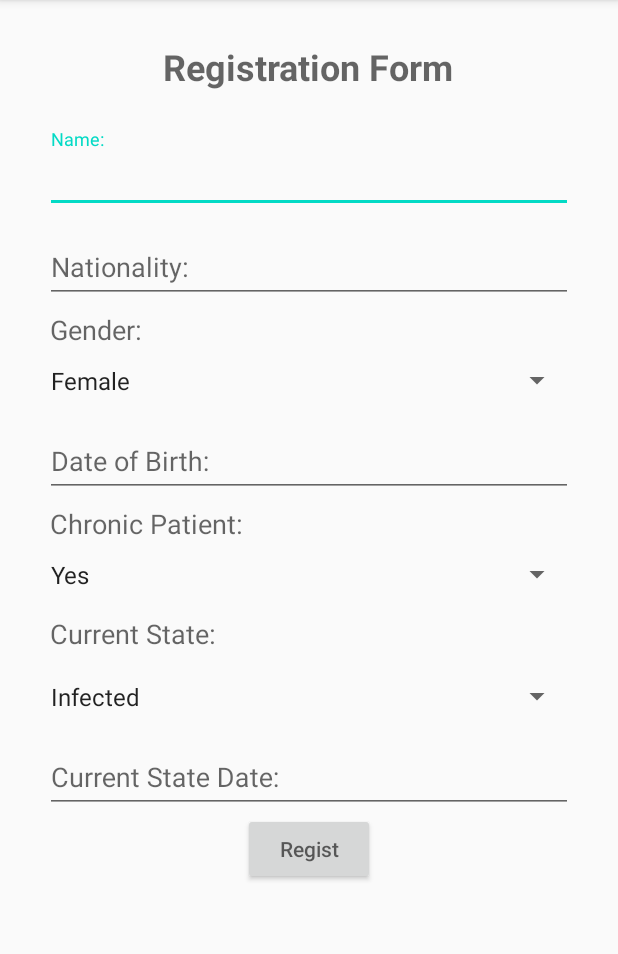
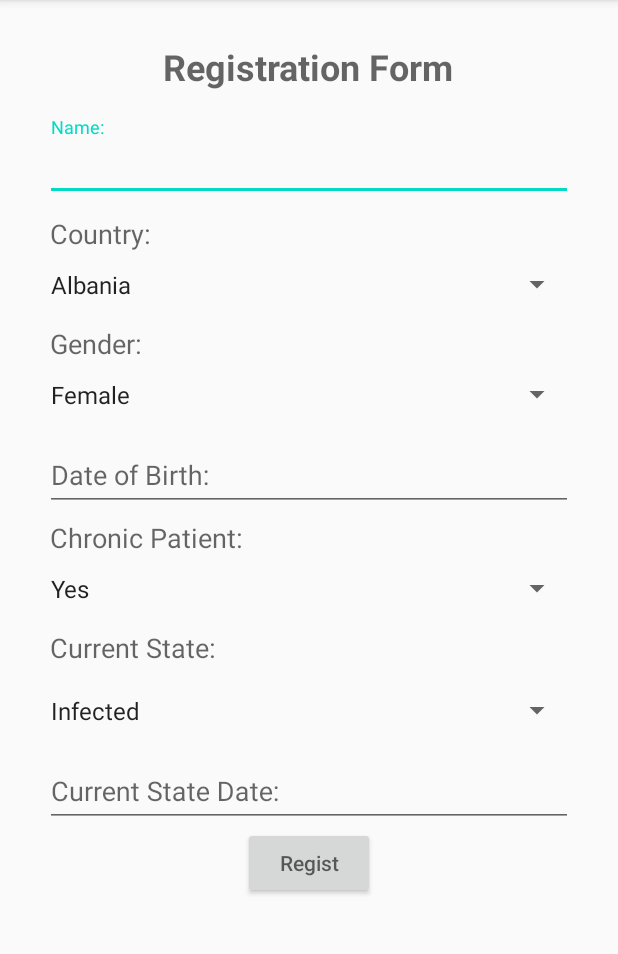
Before and after one commit to BadGomez/Projeto_Final, an Android app: the DisplayCreate screen opened directly, with no data from a screen before it, on a phone screen of 412 x 824 dp, the part 84-1038 px from its top. Run offline under Robolectric (Android 15) with nearby library versions, the phone set to English and light mode, and no system bars.

Commit message:
DropDown Países;

```diff
--- a/app/src/main/java/com/example/projeto_final/DisplayCreate.java
+++ b/app/src/main/java/com/example/projeto_final/DisplayCreate.java
@@ -22,6 +22,7 @@ public class DisplayCreate extends AppCompatActivity {
         Intent intentcriar = getIntent();
 
      // ---------- Spinner de seleção do Género -----------   https://www.youtube.com/watch?v=4xKsWNmULr0
+
         Spinner dropdowngenero;
         dropdowngenero = (Spinner) findViewById(R.id.spinnerGenero);
 
@@ -47,6 +48,7 @@ public class DisplayCreate extends AppCompatActivity {
      //------------------------------------------------------------
 
      // ---------- Spinner de seleção de Doença Crónica -----------
+
         Spinner dropdownDoencaCronica;
         dropdownDoencaCronica = (Spinner) findViewById(R.id.spinnerDoencaCronica);
 
@@ -70,6 +72,7 @@ public class DisplayCreate extends AppCompatActivity {
             }
         });
      //------------------------------------------------------------
+
      // ---------- Spinner de seleção do Estado Atual -------------
 
         Spinner dropdownEstadoAtual;
@@ -97,5 +100,75 @@ public class DisplayCreate extends AppCompatActivity {
             }
         });
      //------------------------------------------------------------
+     // ---------- Spinner de seleção do País ---------------------
+
+        Spinner dropdownPaises;
+        dropdownPaises = (Spinner) findViewById(R.id.spinnerPaises);
+
+        final List<String> Paises = new ArrayList<>();
+        Paises.add(getString(R.string.País_Albânia));
+        Paises.add(getString(R.string.País_Alemanha));
+        Paises.add(getString(R.string.País_Andorra));
+        Paises.add(getString(R.string.País_Armênia));
+        Paises.add(getString(R.string.País_Áustria));
+        Paises.add(getString(R.string.País_Azerbaijão));
+        Paises.add(getString(R.string.País_Bélgica));
+        Paises.add(getString(R.string.País_Bielorrússia));
+        Paises.add(getString(R.string.País_Bósnia));
+        Paises.add(getString(R.string.País_Bulgária));
+        Paises.add(getString(R.string.País_Cazaquistão));
+        Paises.add(getString(R.string.País_Chipre));
+        Paises.add(getString(R.string.País_Croácia));
+        Paises.add(getString(R.string.País_Dinamarca));
+        Paises.add(getString(R.string.País_Eslováquia));
+        Paises.add(getString(R.string.País_Eslovênia));
+        Paises.add(getString(R.string.País_Estónia));
+        Paises.add(getString(R.string.País_Finlândia));
+        Paises.add(getString(R.string.País_Espanha));
+        Paises.add(getString(R.string.País_França));
+        Paises.add(getString(R.string.País_Geórgia));
+        Paises.add(getString(R.string.País_Gibraltar));
+        Paises.add(getString(R.string.País_Grécia));
+        Paises.add(getString(R.string.País_Hungria));
+        Paises.add(getString(R.string.País_Irlanda));
+        Paises.add(getString(R.string.País_Islândia));
+        Paises.add(getString(R.string.País_Itália));
+        Paises.add(getString(R.string.País_Kosovo));
+        Paises.add(getString(R.string.País_Letônia));
+        Paises.add(getString(R.string.País_Lituânia));
+        Paises.add(getString(R.string.País_Luxemburgo));
+        Paises.add(getString(R.string.País_MacedôniaDoNorte));
+        Paises.add(getString(R.string.País_Malta));
+        Paises.add(getString(R.string.País_Moldávia));
+        Paises.add(getString(R.string.País_Noruega));
+        Paises.add(getString(R.string.País_Holanda));
+        Paises.add(getString(R.string.País_Polónia));
+        Paises.add(getString(R.string.País_Portugal));
+        Paises.add(getString(R.string.País_ReinoUnido));
+        Paises.add(getString(R.string.País_Roménia));
+        Paises.add(getString(R.string.País_Rússia));
+        Paises.add(getString(R.string.País_SanMarino));
+        Paises.add(getString(R.string.País_Sérvia));
+        Paises.add(getString(R.string.País_Suécia));
+        Paises.add(getString(R.string.País_Suiça));
+        Paises.add(getString(R.string.País_Turquia));
+        Paises.add(getString(R.string.País_Ucrânia));
+
+        ArrayAdapter <String> adapter4 = new ArrayAdapter<String>(this, android.R.layout.simple_spinner_item, Paises);
+
+        dropdownPaises.setAdapter(adapter4);
+
+        dropdownPaises.setOnItemSelectedListener(new AdapterView.OnItemSelectedListener() {
+            @Override
+            public void onItemSelected(AdapterView<?> parent, View view, int position, long id) {
+                String strPais = parent.getItemAtPosition(position).toString();
+            }
+
+            @Override
+            public void onNothingSelected(AdapterView<?> parent) {
+
+            }
+        });
+     //------------------------------------------------------------
     }
 }
--- a/app/src/main/res/layout/activity_display_create.xml
+++ b/app/src/main/res/layout/activity_display_create.xml
@@ -22,7 +22,7 @@
         android:layout_width="match_parent"
         android:layout_height="wrap_content"
         android:layout_marginLeft="30dp"
-        android:layout_marginTop="25dp"
+        android:layout_marginTop="17dp"
         android:layout_marginRight="30dp">
 
         <com.google.android.material.textfield.TextInputEditText
@@ -36,12 +36,24 @@
             android:layout_height="wrap_content"
             android:layout_marginTop="4dp">
 
-            <com.google.android.material.textfield.TextInputEditText
+            <TextView
+                android:id="@+id/textView3"
+                android:layout_width="338dp"
+                android:layout_height="wrap_content"
+                android:layout_marginLeft="3dp"
+                android:layout_marginTop="5dp"
+                android:layout_weight="1"
+                android:hint="@string/Nacionalidade"
+                android:textSize="18sp" />
+
+            <Spinner
+                android:id="@+id/spinnerPaises"
                 android:layout_width="match_parent"
-                android:layout_height="wrap_content"
-                android:hint="@string/Nacionalidade"
-                android:inputType="textCapWords"
-                android:textColorHint="#FFFFFF" />
+                android:layout_height="43dp"
+                android:layout_marginStart="-4dp"
+                android:layout_marginLeft="-4dp"
+                android:layout_weight="1"
+                android:spinnerMode="dialog" />
 
             <TextView
                 android:id="@+id/textView5"
@@ -58,11 +70,11 @@
                 android:layout_width="match_parent"
                 android:layout_height="43dp"
                 android:layout_marginStart="-4dp"
+                android:layout_marginLeft="-4dp"
                 android:layout_weight="1"
                 android:longClickable="false"
                 android:scrollbarSize="4dp"
-                android:spinnerMode="dialog"
-                android:layout_marginLeft="-4dp" />
+                android:spinnerMode="dialog" />
 
             <com.google.android.material.textfield.TextInputLayout
                 android:layout_width="match_parent"
@@ -108,11 +120,11 @@
                     android:id="@+id/spinnerEstadoAtual"
                     android:layout_width="match_parent"
                     android:layout_height="43dp"
+                    android:layout_marginStart="-4dp"
+                    android:layout_marginLeft="-4dp"
                     android:layout_marginTop="8dp"
                     android:layout_weight="1"
-                    android:layout_marginStart="-4dp"
-                    android:spinnerMode="dialog"
-                    android:layout_marginLeft="-4dp" />
+                    android:spinnerMode="dialog" />
 
                 <com.google.android.material.textfield.TextInputLayout
                     android:layout_width="match_parent"
--- a/app/src/main/res/values/strings.xml
+++ b/app/src/main/res/values/strings.xml
@@ -5,7 +5,6 @@
     <string name="Aplicacão_Nome">Covid-19 in Europe</string>
     <string name="Ficha_Inscrição">Registration Form</string>
     <string name="Nome">Name:</string>
-    <string name="Nacionalidade">Nationality:</string>
     <string name="Data_Nascimento">Date of Birth:</string>
     <string name="Estado_Atual">Current State:</string>
     <string name="Data_est_atual">Current State Date:</string>
@@ -19,5 +18,53 @@
     <string name="EstadoInfetado">Infected</string>
     <string name="EstadoRecuperado">Recovered</string>
     <string name="EstadoCritico">Critical</string>
-    <string name="EstadoObito">Death</string>
+    <string name="EstadoObito">Deceased</string>
+    <string name="Nacionalidade">Country:</string>
+    <string name="País_Albânia">Albania</string>
+    <string name="País_Alemanha">Germany</string>
+    <string name="País_Andorra">Andorra</string>
+    <string name="País_Áustria">Austria</string>
+    <string name="País_Bélgica">Belgium</string>
+    <string name="País_Armênia">Armenia</string>
+    <string name="País_Azerbaijão">Azerbaijan</string>
+    <string name="País_Bielorrússia">Belarus</string>
+    <string name="País_Bósnia">Bosnia</string>
+    <string name="País_Bulgária">Bulgaria</string>
+    <string name="País_Cazaquistão">Kazakhstan</string>
+    <string name="País_Chipre">Cyprus</string>
+    <string name="País_Croácia">Croatia</string>
+    <string name="País_Dinamarca">Denmark</string>
+    <string name="País_Eslováquia">Slovakia</string>
+    <string name="País_Eslovênia">Slovenia</string>
+    <string name="País_Estónia">Estonia</string>
+    <string name="País_Finlândia">Finland</string>
+    <string name="País_Espanha">Spain</string>
+    <string name="País_França">France</string>
+    <string name="País_Geórgia">Georgia</string>
+    <string name="País_Gibraltar">Gibraltar</string>
+    <string name="País_Grécia">Greece</string>
+    <string name="País_Hungria">Hungary</string>
+    <string name="País_Irlanda">Irland</string>
+    <string name="País_Islândia">Iceland</string>
+    <string name="País_Itália">Italy</string>
+    <string name="País_Kosovo">Kosovo</string>
+    <string name="País_Letônia">Latvia</string>
+    <string name="País_Lituânia">Lithuania</string>
+    <string name="País_Luxemburgo">Luxembourg</string>
+    <string name="País_MacedôniaDoNorte">North Macedonia</string>
+    <string name="País_Malta">Malta</string>
+    <string name="País_Moldávia">Moldavia</string>
+    <string name="País_Noruega">Norway</string>
+    <string name="País_Holanda">Netherlands</string>
+    <string name="País_Polónia">Poland</string>
+    <string name="País_Portugal">Portugal</string>
+    <string name="País_ReinoUnido">United Kingdom</string>
+    <string name="País_Roménia">Romania</string>
+    <string name="País_Rússia">Russia</string>
+    <string name="País_SanMarino">San Marino</string>
+    <string name="País_Sérvia">Serbia</string>
+    <string name="País_Suécia">Sweden</string>
+    <string name="País_Suiça">Switzerland</string>
+    <string name="País_Turquia">Turquia</string>
+    <string name="País_Ucrânia">Ukraine</string>
 </resources>
```
Also changed, not shown: 1 other file.
